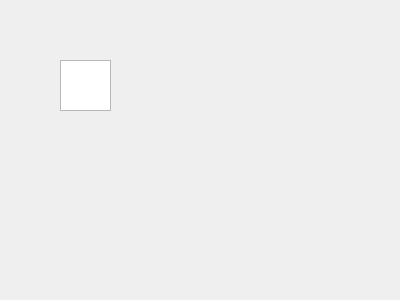
Old version of the form ui/test1.ui in the repository keeYuc/pyQt-test.
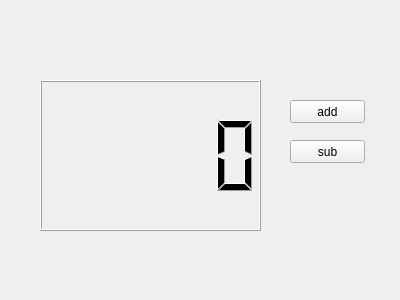
New version of the form.

Patch:
```diff
--- a/ui/test1.ui
+++ b/ui/test1.ui
@@ -13,14 +13,49 @@
   <property name="windowTitle">
    <string>Form</string>
   </property>
-  <widget class="QTextBrowser" name="textBrowser">
+  <widget class="QLCDNumber" name="lcdNumber">
    <property name="geometry">
     <rect>
-     <x>60</x>
-     <y>60</y>
-     <width>51</width>
-     <height>51</height>
+     <x>40</x>
+     <y>80</y>
+     <width>221</width>
+     <height>151</height>
     </rect>
+   </property>
+   <property name="smallDecimalPoint">
+    <bool>false</bool>
+   </property>
+   <property name="digitCount">
+    <number>5</number>
+   </property>
+   <property name="mode">
+    <enum>QLCDNumber::Dec</enum>
+   </property>
+  </widget>
+  <widget class="QPushButton" name="pushButton">
+   <property name="geometry">
+    <rect>
+     <x>290</x>
+     <y>100</y>
+     <width>75</width>
+     <height>23</height>
+    </rect>
+   </property>
+   <property name="text">
+    <string>add</string>
+   </property>
+  </widget>
+  <widget class="QPushButton" name="pushButton_2">
+   <property name="geometry">
+    <rect>
+     <x>290</x>
+     <y>140</y>
+     <width>75</width>
+     <height>23</height>
+    </rect>
+   </property>
+   <property name="text">
+    <string>sub</string>
    </property>
   </widget>
  </widget>
```
Left out of the diff: 6 changed lines with no effect on the pictures.
